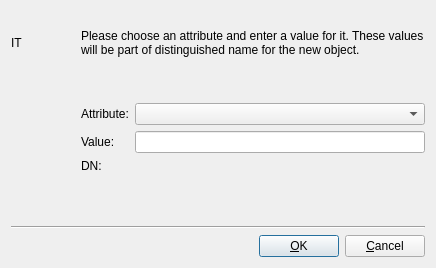
Old version of the form resources/forms/plugins/browser_plugin/RdnEditorDesign.ui in the repository einaru/luma.
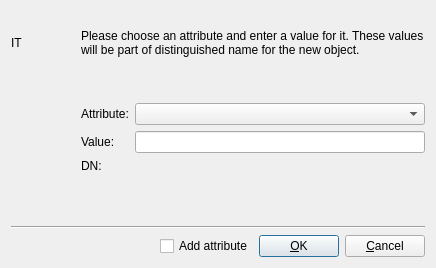
New version of the form.

```diff
--- a/resources/forms/plugins/browser_plugin/RdnEditorDesign.ui
+++ b/resources/forms/plugins/browser_plugin/RdnEditorDesign.ui
@@ -52,7 +52,7 @@
      </property>
     </spacer>
    </item>
-   <item row="7" column="0" colspan="3">
+   <item row="8" column="0" colspan="3">
     <layout class="QHBoxLayout">
      <item>
       <spacer name="spacer1">
@@ -70,6 +70,13 @@
        </property>
       </spacer>
      </item>
+     <item>
+      <widget class="QCheckBox" name="addAttributeBox">
+       <property name="text">
+        <string>Add attribute</string>
+       </property>
+      </widget>
+     </item>
      <item>
       <widget class="QPushButton" name="okButton">
        <property name="text">
```
Left out of the diff: 2 changed lines with no effect on the pictures.
